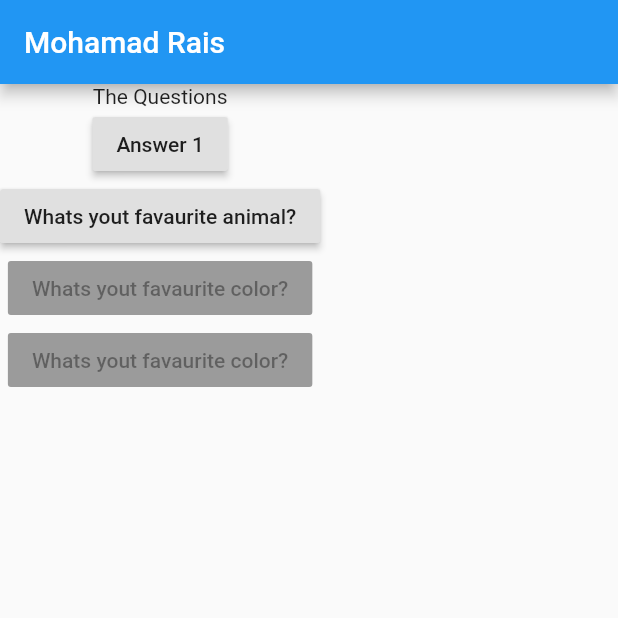
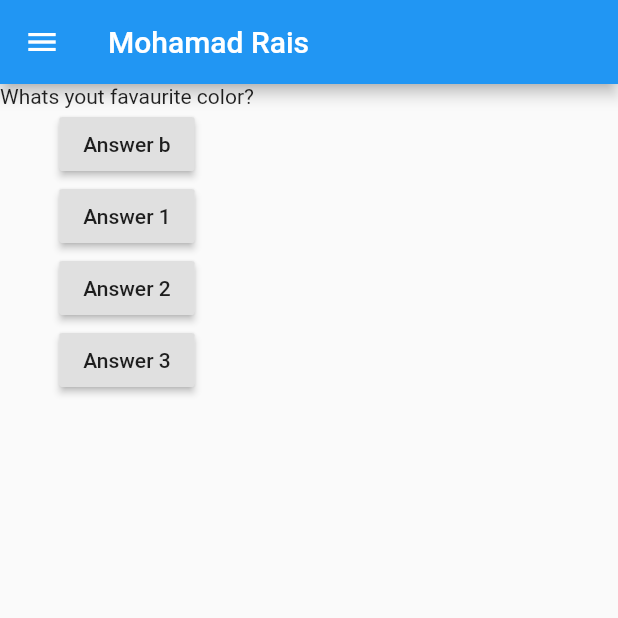
Before and after one commit to RaisTMJ/first_app, a Flutter app: the screen it shows after launch, on a phone screen of 412 x 824 dp, the top half of it. Run offline on Flutter 3.47's test engine with Material 2 defaults, Android fonts, the phone set to English and light mode, and no system bars.

```diff
--- a/lib/main.dart
+++ b/lib/main.dart
@@ -5,23 +5,22 @@ void main() {
   runApp(myApp());
 }
 
-class myApp extends StatefulWidget{
-
+class myApp extends StatefulWidget {
   @override
   State<StatefulWidget> createState() {
     // TODO: implement createState
-    return MyAppState();
+    return _myAppState();
   }
 }
 
-class MyAppState extends State <myApp>{
-  var questionIndex = 0;
+class _myAppState extends State<myApp> {
+  var _questionIndex = 0;
 
-  myAnswer() {
+  _myAnswer() {
     setState(() {
-      questionIndex ++;
+      _questionIndex++;
     });
-    print(questionIndex);
+    print(_questionIndex);
     return 1;
   }
 
@@ -29,7 +28,16 @@ class MyAppState extends State <myApp>{
   Widget build(BuildContext context) {
     var questions = [
       'Whats yout favaurite color?',
-      'Whats yout favaurite animal?'
+      'Whats yout favaurite animal?',
+      'Whats yout favaurite test ?',
+      'When last you poop in your trousers?',
+      'Whats yout favaurite animal?',
+      'Whats yout favaurite animal?',
+      'Whats yout favaurite animal?',
+      'Whats yout favaurite animal?',
+      'Whats yout favaurite animal?',
+      'Whats yout favaurite animal?',
+      'Whats yout favaurite animal?',
     ];
     return MaterialApp(
         home: Scaffold(
@@ -38,16 +46,20 @@ class MyAppState extends State <myApp>{
             ),
             body: Column(
               children: [
-          Text('The Questions'),
+                Text(questions[_questionIndex]),
                 RaisedButton(
-            child: Text('Answer 1'),
-            onPressed: () => {print('test')},
+                  child: Text('Answer b'),
+                  onPressed: _myAnswer,
                 ),
-          RaisedButton(child: Text(questions[1]), onPressed: myAnswer),
-          RaisedButton(child: Text(questions.elementAt(0)), onPressed: null),
-          RaisedButton(child: Text(questions[0]), onPressed: null),
+                RaisedButton(child: Text('Answer 1'), onPressed: _myAnswer),
+                RaisedButton(child: Text('Answer 2'), onPressed: _myAnswer),
+                RaisedButton(child: Text('Answer 3'), onPressed: _myAnswer),
               ],
+
             ),
+            drawer: Drawer(
+                child: Text('Drawwwer')// Populate the Drawer in the next step.
+            )
         ));
   }
 }
```
Lines whose indentation alone changed are shown as unchanged.
